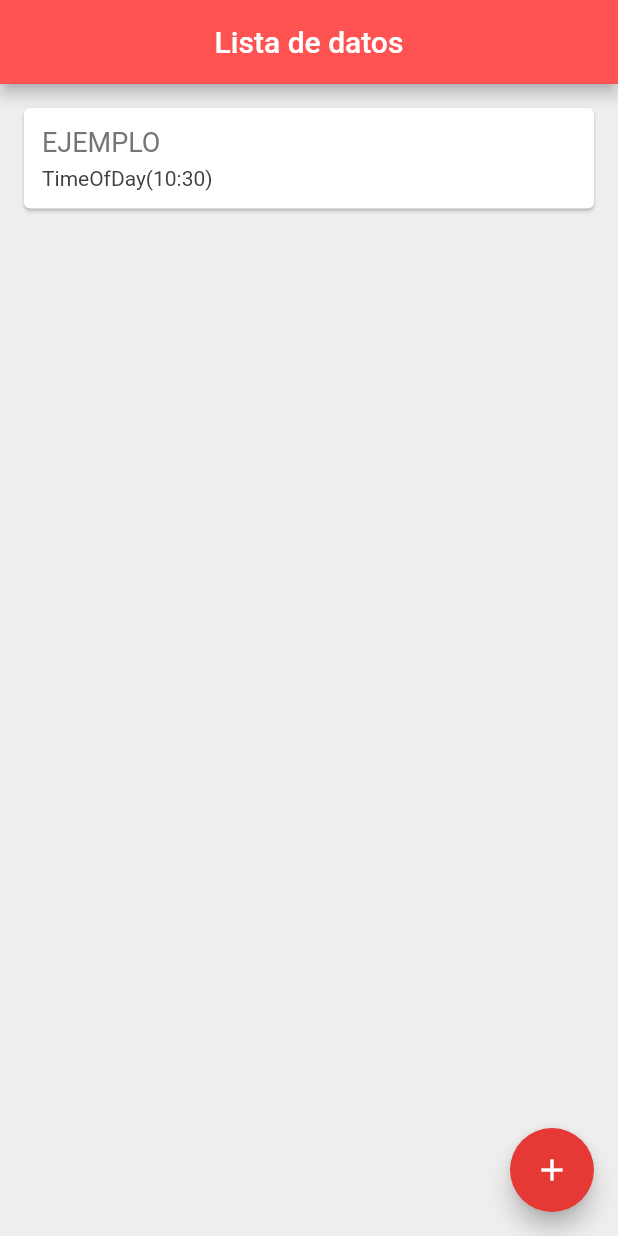
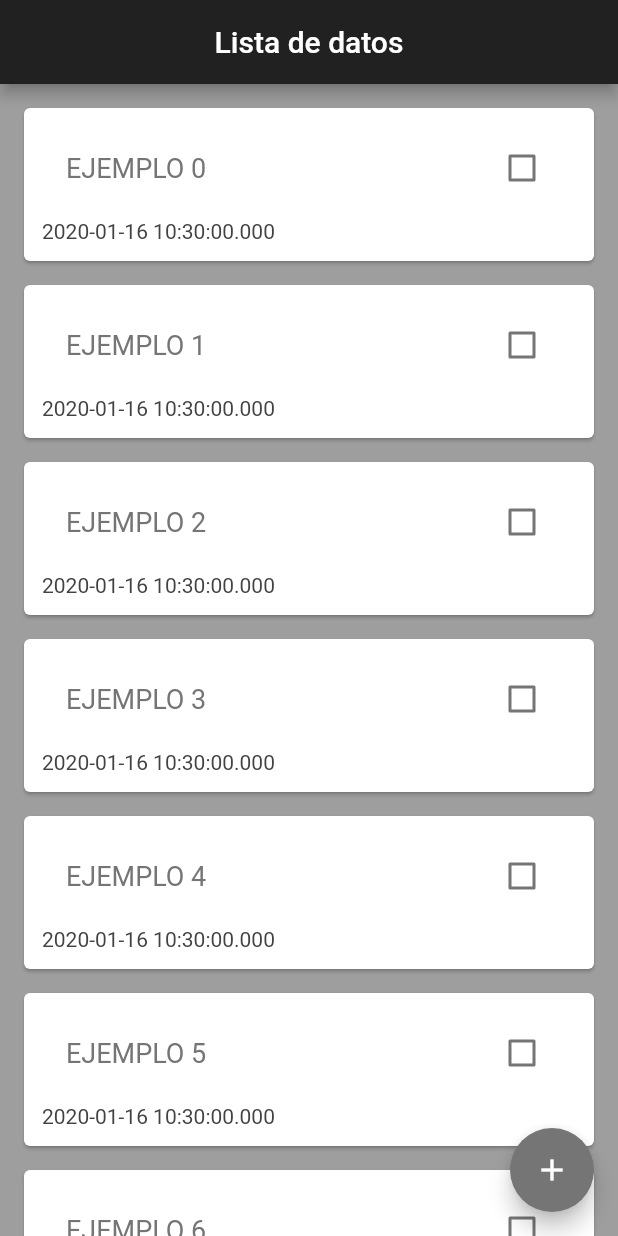
Before and after one commit to Alextron0102/ListasFlutter, a Flutter app: the screen it shows after launch, on a phone screen of 412 x 824 dp. Run offline on Flutter 3.47's test engine with Material 2 defaults, Android fonts, the phone set to English and light mode, and no system bars.

Commit message:
segundo commit

```diff
--- a/lib/main.dart
+++ b/lib/main.dart
@@ -1,43 +1,61 @@
 import 'package:flutter/material.dart';
 void main() => runApp(MaterialApp(
-  home: QuoteList(),
+  home: Lista(),
   )
 );
 
 class Dato{
   String _texto;
-  TimeOfDay _tiempo;
+  String _tiempo;
   int _posicion;
-  Dato(String texto, TimeOfDay tiempo, int posicion){
+  bool estado;
+  Dato(String texto, String tiempo, int posicion){
     _texto = texto;
     _tiempo= tiempo;
     _posicion = posicion;
+    estado= false;
   }
 }
 class ListaDatos {
   List<Dato> _lista = List<Dato>();
   int _contador=0;
   ListaDatos(){
-    _lista.add(Dato('EJEMPLO',TimeOfDay.now(),0));
+    for (var i = 0; i < 15; i++) {
+    agregar(Dato('EJEMPLO $i',DateTime.now().toString(), _contador));
+    }
   }
-  void agregar(String texto, TimeOfDay tiempo){
-    _lista.add(Dato(texto, tiempo, _contador));
+  void agregar(Dato dato){
+    dato._posicion = _contador;
+    _lista.add(dato);
+    _contador++;
   }
   void eliminar(int posicion){
     _lista.removeAt(posicion);
+    _contador--;
+    actualizarposiciones();
   }
-  void modificar(String texto, TimeOfDay tiempo, int posicion){
+  void actualizarposiciones(){
+    for (var i = 0; i < _contador-1; i++) {
+      if(_lista[i]._posicion!=_lista[i]._posicion+1){
+        for (var j = i; j < _contador; j++) {
+          _lista[i]._posicion = j;
+        }
+        break;
+      }
+    }
+  }
+  void modificar(String texto, String tiempo, int posicion){
     _lista[posicion] = Dato(texto, tiempo, posicion);
   }
   Dato getDato(int posicion){
     return _lista[posicion];
   }
 }
-class QuoteList extends StatefulWidget {
+class Lista extends StatefulWidget {
   @override
-  _QuoteListState createState() => _QuoteListState();
+  _ListaState createState() => _ListaState();
 }
-class _QuoteListState extends State<QuoteList> {
+class _ListaState extends State<Lista> {
   ListaDatos dato = new ListaDatos();
   Widget datoCarta(Dato _dato){
     return Card(
@@ -47,12 +65,21 @@ class _QuoteListState extends State<QuoteList> {
         child: Column(
           crossAxisAlignment: CrossAxisAlignment.stretch,
           children: <Widget>[
-            Text(
-              _dato._texto,
-              style: TextStyle(
-                fontSize: 18.0,
-                color: Colors.grey[600],
+
+            CheckboxListTile(
+              title: Text(
+                _dato._texto,
+                style: TextStyle(
+                  fontSize: 18.0,
+                  color: Colors.grey[600],
+                ),
               ),
+              value: _dato.estado,
+              onChanged: (bool value){
+                setState(() {
+                  _dato.estado = value;
+                });
+              },
             ),
             SizedBox(height: 6.0),
             Text(
@@ -70,22 +97,24 @@ class _QuoteListState extends State<QuoteList> {
    @override
   Widget build(BuildContext context) {
     return Scaffold(
-      backgroundColor: Colors.grey[200],
+      backgroundColor: Colors.grey,
       appBar: AppBar(
         title: Text('Lista de datos'),
         centerTitle: true,
-        backgroundColor: Colors.redAccent,
+        backgroundColor: Colors.grey[900],
       ),
       body: ListView(
          children: dato._lista.map((dato)=>datoCarta(dato)).toList(),
       ),
     floatingActionButton: FloatingActionButton(
-      onPressed: (){
-        Navigator.push(context,
-        MaterialPageRoute(builder: (context)=>IngresoDatos()));
+      onPressed: ()async {
+        final datoUnico = await Navigator.push(context,
+        MaterialPageRoute(builder: (context)=>IngresoDatos())
+        ) as Dato;
+        dato.agregar(datoUnico);
       },
       child: Icon(Icons.add),
-      backgroundColor: Colors.red[600],
+      backgroundColor: Colors.grey[600],
     )
     );
   }
@@ -95,6 +124,8 @@ class IngresoDatos extends StatefulWidget {
   _IngresoDatosState createState() => _IngresoDatosState();
 }
 class _IngresoDatosState extends State<IngresoDatos> {
+  final TextoDato = TextEditingController();
+  final TextoFecha = TextEditingController(text: DateTime.now().toString());
   @override
   Widget build(BuildContext context) {
     return Scaffold(
@@ -114,8 +145,10 @@ class _IngresoDatosState extends State<IngresoDatos> {
             )
         ),
         Container(
+
           padding: EdgeInsets.all(30.0),
           child:   TextField(
+            controller: TextoDato,
             autocorrect: false,
           maxLines: 3,
           maxLength: 50,
@@ -128,7 +161,6 @@ class _IngresoDatosState extends State<IngresoDatos> {
             filled: true,
             contentPadding:
           EdgeInsets.only(bottom: 10.0, left: 10.0, right: 10.0),
-          // border: InputBorder.none,
           hintText: '...'
           ),
         ),
@@ -140,9 +172,10 @@ class _IngresoDatosState extends State<IngresoDatos> {
         Container(
           padding: EdgeInsets.all(30.0),
           child:   TextField(
+            controller: TextoFecha,
             autocorrect: false,
           maxLines: 1,
-          maxLength: 10,
+          maxLength: 26,
           textAlign: TextAlign.center,
           decoration: InputDecoration(
           focusedBorder: OutlineInputBorder(
@@ -162,8 +195,7 @@ class _IngresoDatosState extends State<IngresoDatos> {
     floatingActionButton: FloatingActionButton(
       onPressed: (){
         setState(() {
-
-          Navigator.pop(context,);
+          Navigator.pop(context,Dato(TextoDato.text, TextoFecha.text,0));
         });
       },
       child: Icon(Icons.add),
```
Also changed, not shown: 2 other files.
